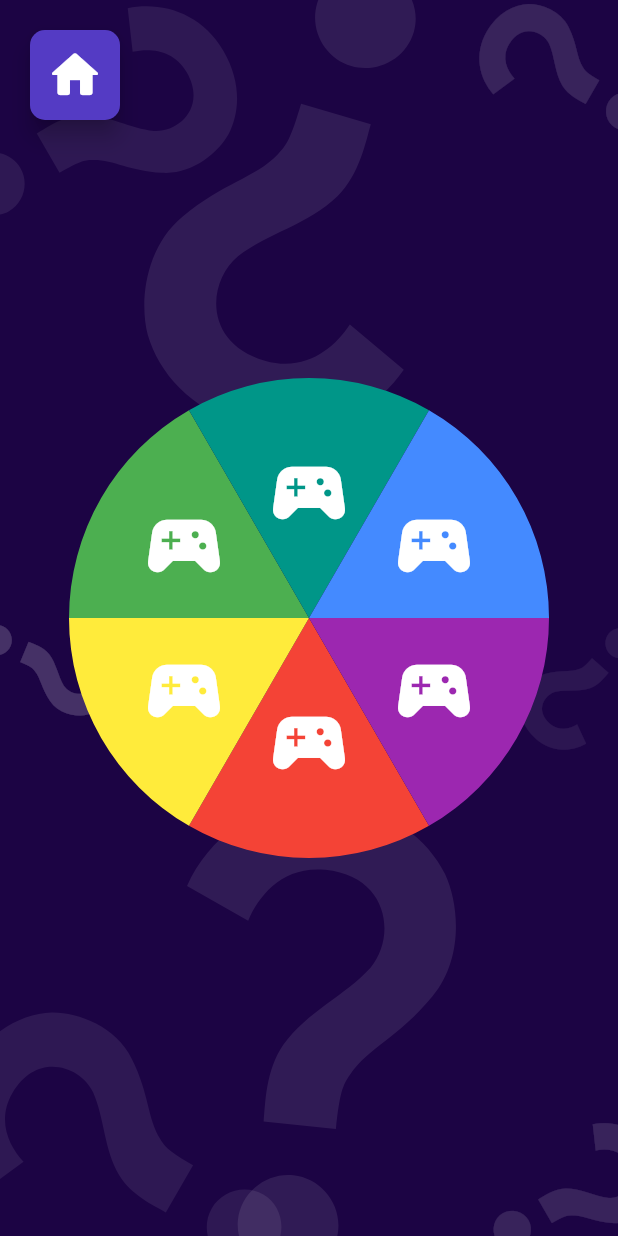
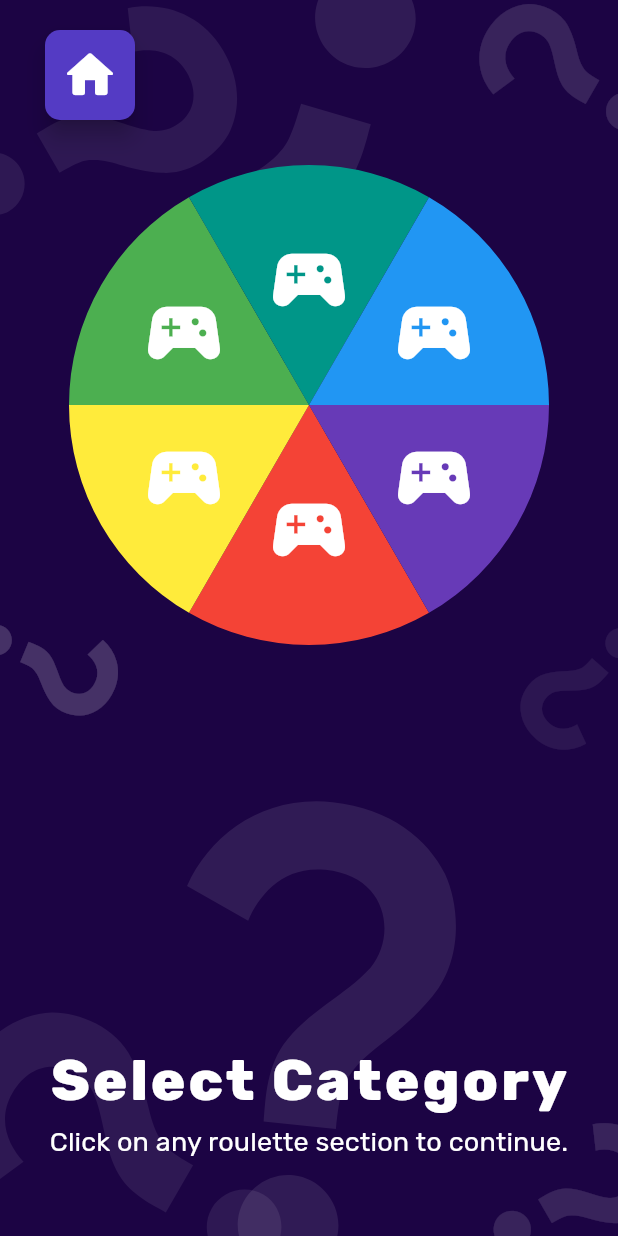
Before and after one commit to DavidGomezOv/trivia_app, a Flutter app: the CategoryPage screen opened by its route, on a phone screen of 412 x 824 dp. Run offline on Flutter 3.47's test engine with Material 3 defaults, Android fonts, the phone set to English and light mode, and no system bars; our stand-ins replace flutter_bloc, freezed_annotation, go_router; generated files the repository leaves out were written again.

Commit message:
Logic improvement for category selection page

```diff
--- a/lib/app.dart
+++ b/lib/app.dart
@@ -50,10 +50,10 @@ class App extends StatelessWidget {
                   fontVariations: [const FontVariation('wght', 700)],
                   fontSize: 24,
                 ),
-            titleMedium: Theme.of(context).textTheme.titleMedium!.copyWith(
+            titleSmall: Theme.of(context).textTheme.titleSmall!.copyWith(
                   fontFamily: 'Rubik',
                   color: Colors.white,
-                  fontVariations: [const FontVariation('wght', 700)],
+                  fontVariations: [const FontVariation('wght', 400)],
                   fontSize: 18,
                 ),
           ),
--- /dev/null
+++ b/lib/domain/models/category_ui_model.dart
@@ -0,0 +1,21 @@
+import 'package:flutter/material.dart';
+
+class CategoryUiModel {
+  final String title;
+  final String description;
+  final double angle;
+  final Color color;
+  bool hovered;
+  final Widget mobileIcon;
+  final Widget webIcon;
+
+  CategoryUiModel({
+    required this.title,
+    required this.description,
+    required this.angle,
+    required this.color,
+    required this.hovered,
+    required this.mobileIcon,
+    required this.webIcon,
+  });
+}
--- a/lib/presentation/pages/category/category_page.dart
+++ b/lib/presentation/pages/category/category_page.dart
@@ -1,186 +1,35 @@
-import 'dart:math';
-
 import 'package:flutter/material.dart';
+import 'package:flutter_bloc/flutter_bloc.dart';
 import 'package:go_router/go_router.dart';
 import 'package:trivia_app/extensions.dart';
+import 'package:trivia_app/presentation/pages/category/cubit/category_cubit.dart';
+import 'package:trivia_app/presentation/pages/category/widgets/category_button.dart';
 import 'package:trivia_app/presentation/widgets/app_background_widget.dart';
 import 'package:trivia_app/routes/app_router.dart';
 import 'package:trivia_app/theme/button_styles.dart';
+import 'package:trivia_app/theme/custom_colors.dart';
 
-class CategoryPage extends StatefulWidget {
+class CategoryPage extends StatelessWidget {
   const CategoryPage({super.key});
 
   @override
-  State<CategoryPage> createState() => _CategoryPageState();
-}
-
-class _CategoryPageState extends State<CategoryPage> {
-  static const List<double> buttonAngles = [3, 1.5, 1, -1.5, -3, -.5];
-
-  static const List<Color> colors = [
-    Colors.red,
-    Colors.yellow,
-    Colors.green,
-    Colors.teal,
-    Colors.blueAccent,
-    Colors.purple,
-  ];
-
-  static const List<Widget> webButtonIcons = [
-    Positioned(
-        bottom: (450 / 3) - 100,
-        child: MouseRegion(
-          opaque: false,
-          child: Icon(
-            Icons.sports_esports_rounded,
-            size: 80,
-            color: Colors.white,
-          ),
-        )),
-    Positioned(
-        bottom: (450 / 3) - 40,
-        left: (450 / 3) - 100,
-        child: MouseRegion(
-          opaque: false,
-          child: Icon(
-            Icons.sports_esports_rounded,
-            size: 80,
-            color: Colors.white,
-          ),
-        )),
-    Positioned(
-        top: (450 / 3) - 40,
-        left: (450 / 3) - 100,
-        child: MouseRegion(
-          opaque: false,
-          child: Icon(
-            Icons.sports_esports_rounded,
-            size: 80,
-            color: Colors.white,
-          ),
-        )),
-    Positioned(
-        top: (450 / 3) - 100,
-        child: MouseRegion(
-          opaque: false,
-          child: Icon(
-            Icons.sports_esports_rounded,
-            size: 80,
-            color: Colors.white,
-          ),
-        )),
-    Positioned(
-        top: (450 / 3) - 40,
-        right: (450 / 3) - 100,
-        child: MouseRegion(
-          opaque: false,
-          child: Icon(
-            Icons.sports_esports_rounded,
-            size: 80,
-            color: Colors.white,
-          ),
-        )),
-    Positioned(
-        bottom: (450 / 3) - 40,
-        right: (450 / 3) - 100,
-        child: MouseRegion(
-          opaque: false,
-          child: Icon(
-            Icons.sports_esports_rounded,
-            size: 80,
-            color: Colors.white,
-          ),
-        )),
-  ];
-
-  static const List<Widget> mobileButtonIcons = [
-    Positioned(
-        bottom: (320 / 3) - 60,
-        child: MouseRegion(
-          opaque: false,
-          child: Icon(
-            Icons.sports_esports_rounded,
-            size: 60,
-            color: Colors.white,
-          ),
-        )),
-    Positioned(
-        bottom: (320 / 3) - 25,
-        left: (320 / 3) - 60,
-        child: MouseRegion(
-          opaque: false,
-          child: Icon(
-            Icons.sports_esports_rounded,
-            size: 60,
-            color: Colors.white,
-          ),
-        )),
-    Positioned(
-        top: (320 / 3) - 25,
-        left: (320 / 3) - 60,
-        child: MouseRegion(
-          opaque: false,
-          child: Icon(
-            Icons.sports_esports_rounded,
-            size: 60,
-            color: Colors.white,
-          ),
-        )),
-    Positioned(
-        top: (320 / 3) - 60,
-        child: MouseRegion(
-          opaque: false,
-          child: Icon(
-            Icons.sports_esports_rounded,
-            size: 60,
-            color: Colors.white,
-          ),
-        )),
-    Positioned(
-        top: (320 / 3) - 25,
-        right: (320 / 3) - 60,
-        child: MouseRegion(
-          opaque: false,
-          child: Icon(
-            Icons.sports_esports_rounded,
-            size: 60,
-            color: Colors.white,
-          ),
-        )),
-    Positioned(
-        bottom: (320 / 3) - 25,
-        right: (320 / 3) - 60,
-        child: MouseRegion(
-          opaque: false,
-          child: Icon(
-            Icons.sports_esports_rounded,
-            size: 60,
-            color: Colors.white,
-          ),
-        )),
-  ];
-
-  List<bool> hovered = [
-    false,
-    false,
-    false,
-    false,
-    false,
-    false,
-  ];
-
-  @override
   Widget build(BuildContext context) {
-    return Scaffold(
+    return BlocProvider(
+      create: (context) => CategoryCubit(),
+      child: Scaffold(
         body: AppBackgroundWidget(
-        child: Stack(
+          child: SizedBox(
+            height: double.infinity,
+            width: double.infinity,
+            child: Column(
+              mainAxisSize: MainAxisSize.min,
               children: [
-            Positioned(
-              top: 20,
-              left: 20,
-              child: SizedBox(
+                Align(
+                  alignment: Alignment.topLeft,
+                  child: Container(
                     width: 60,
                     height: 60,
+                    margin: EdgeInsets.only(top: 20, left: 30, bottom: context.isMobile() ? 30 : 0),
                     child: ElevatedButton(
                       style: ButtonStyles.primaryButton(context)
                           .copyWith(padding: const WidgetStatePropertyAll(EdgeInsets.zero)),
@@ -189,85 +38,68 @@ class _CategoryPageState extends State<CategoryPage> {
                     ),
                   ),
                 ),
-            Center(
-              child: Stack(
+                Expanded(
+                  child: BlocBuilder<CategoryCubit, CategoryState>(
+                    buildWhen: (previous, current) =>
+                        previous.hoveredCategory != current.hoveredCategory ||
+                        previous.selectedCategory != current.selectedCategory,
+                    builder: (context, state) {
+                      return Column(
+                        mainAxisSize: MainAxisSize.min,
+                        children: [
+                          Stack(
                             alignment: Alignment.center,
                             children: [
                               ...List.generate(
                                 6,
-                    (index) {
-                      return AnimatedContainer(
-                        duration: const Duration(milliseconds: 200),
-                        width: context.isMobile() ? 320 : 450,
-                        height: context.isMobile() ? 320 : 450,
-                        child: AnimatedScale(
-                          duration: const Duration(milliseconds: 200),
-                          scale: hovered[index] ? 1.2 : 1,
-                          child: ClipPath(
-                            clipper: FirstButtonClipper(angle: buttonAngles[index]),
-                            child: Stack(
-                              alignment: Alignment.center,
-                              children: [
-                                MouseRegion(
-                                  onEnter: (event) {
-                                    setState(() {
-                                      hovered[index] = true;
-                                    });
-                                  },
-                                  onExit: (event) {
-                                    setState(() {
-                                      hovered[index] = false;
-                                    });
-                                  },
-                                  cursor: SystemMouseCursors.click,
-                                  child: GestureDetector(
-                                    onTap: () => print('BUTTON ${colors[index]}'),
-                                    child: Container(color: colors[index]),
+                                (index) => CategoryButton(
+                                  category: state.categories[index],
+                                  hovered: state.categories[index] == state.hoveredCategory,
+                                  selected: state.categories[index] == state.selectedCategory,
                                 ),
                               ),
-                                context.isMobile()
-                                    ? mobileButtonIcons[index]
-                                    : webButtonIcons[index],
                             ],
                           ),
+                          const Spacer(),
+                          Text(
+                            state.selectedCategory?.title ?? 'Select Category',
+                            style: Theme.of(context).textTheme.displaySmall!.copyWith(
+                                  color: state.selectedCategory == null
+                                      ? Colors.white
+                                      : CustomColors.greenText,
+                                  fontSize: state.selectedCategory == null ? 38 : 46,
                                 ),
                           ),
+                          const SizedBox(height: 5),
+                          Text(
+                            state.selectedCategory?.description ??
+                                'Click on any roulette section to continue.',
+                            style: Theme.of(context).textTheme.titleSmall,
+                            textAlign: TextAlign.center,
+                          ),
+                          const SizedBox(height: 20),
+                          if (state.selectedCategory != null)
+                            ElevatedButton(
+                              style: ButtonStyles.primaryButton(context),
+                              onPressed: state.selectedCategory != null
+                                  ? () => context.goNamed(AppRouter.categoryRouteData.name)
+                                  : null,
+                              child: Text(
+                                'Select',
+                                style: Theme.of(context).textTheme.headlineSmall,
+                              ),
+                            ),
+                          const SizedBox(height: 30),
+                        ],
                       );
                     },
-                  ),
-                ],
                   ),
                 ),
               ],
             ),
           ),
+        ),
+      ),
     );
   }
 }
-
-class FirstButtonClipper extends CustomClipper<Path> {
-  FirstButtonClipper({super.reclip, required this.angle});
-
-  final double angle;
-
-  @override
-  Path getClip(Size size) {
-    const double sweepAngle = pi / 3;
-    double startAngle = pi / angle;
-
-    Path path = Path()
-      ..lineTo(size.width / 2, size.height / 2)
-      ..arcTo(
-        Rect.fromLTWH(0, 0, size.width, size.height),
-        startAngle,
-        sweepAngle,
-        true,
-      )
-      ..lineTo(size.width / 2, size.height / 2);
-
-    return path;
-  }
-
-  @override
-  bool shouldReclip(covariant CustomClipper<Path> oldClipper) => false;
-}
--- /dev/null
+++ b/lib/presentation/pages/category/cubit/category_cubit.dart
@@ -0,0 +1,164 @@
+import 'package:flutter/material.dart';
+import 'package:flutter_bloc/flutter_bloc.dart';
+import 'package:freezed_annotation/freezed_annotation.dart';
+import 'package:trivia_app/domain/models/category_ui_model.dart';
+
+part 'category_state.dart';
+
+part 'category_cubit.freezed.dart';
+
+class CategoryCubit extends Cubit<CategoryState> {
+  CategoryCubit()
+      : super(
+          CategoryState(
+            categories: [
+              CategoryUiModel(
+                title: 'Sports',
+                description: 'This is a small description of the selected category',
+                angle: 3,
+                color: Colors.red,
+                hovered: false,
+                mobileIcon: const Positioned(
+                  bottom: (320 / 3) - 60,
+                  child: MouseRegion(
+                    opaque: false,
+                    child: Icon(Icons.sports_esports_rounded, size: 60, color: Colors.white),
+                  ),
+                ),
+                webIcon: const Positioned(
+                  bottom: (450 / 3) - 100,
+                  child: MouseRegion(
+                    opaque: false,
+                    child: Icon(Icons.sports_esports_rounded, size: 80, color: Colors.white),
+                  ),
+                ),
+              ),
+              CategoryUiModel(
+                title: 'Art',
+                description: 'This is a small description of the selected category',
+                angle: 1.5,
+                color: Colors.yellow,
+                hovered: false,
+                mobileIcon: const Positioned(
+                  bottom: (320 / 3) - 25,
+                  left: (320 / 3) - 60,
+                  child: MouseRegion(
+                    opaque: false,
+                    child: Icon(Icons.sports_esports_rounded, size: 60, color: Colors.white),
+                  ),
+                ),
+                webIcon: const Positioned(
+                  bottom: (450 / 3) - 40,
+                  left: (450 / 3) - 100,
+                  child: MouseRegion(
+                    opaque: false,
+                    child: Icon(Icons.sports_esports_rounded, size: 80, color: Colors.white),
+                  ),
+                ),
+              ),
+              CategoryUiModel(
+                title: 'Animals',
+                description: 'This is a small description of the selected category',
+                angle: 1,
+                color: Colors.green,
+                hovered: false,
+                mobileIcon: const Positioned(
+                  top: (320 / 3) - 25,
+                  left: (320 / 3) - 60,
+                  child: MouseRegion(
+                    opaque: false,
+                    child: Icon(Icons.sports_esports_rounded, size: 60, color: Colors.white),
+                  ),
+                ),
+                webIcon: const Positioned(
+                  top: (450 / 3) - 40,
+                  left: (450 / 3) - 100,
+                  child: MouseRegion(
+                    opaque: false,
+                    child: Icon(Icons.sports_esports_rounded, size: 80, color: Colors.white),
+                  ),
+                ),
+              ),
+              CategoryUiModel(
+                title: 'History',
+                description: 'This is a small description of the selected category',
+                angle: -1.5,
+                color: Colors.teal,
+                hovered: false,
+                mobileIcon: const Positioned(
+                  top: (320 / 3) - 60,
+                  child: MouseRegion(
+                    opaque: false,
+                    child: Icon(Icons.sports_esports_rounded, size: 60, color: Colors.white),
+                  ),
+                ),
+                webIcon: const Positioned(
+                  top: (450 / 3) - 100,
+                  child: MouseRegion(
+                    opaque: false,
+                    child: Icon(Icons.sports_esports_rounded, size: 80, color: Colors.white),
+                  ),
+                ),
+              ),
+              CategoryUiModel(
+                title: 'Geography',
+                description: 'This is a small description of the selected category',
+                angle: -3,
+                color: Colors.blue,
+                hovered: false,
+                mobileIcon: const Positioned(
+                  top: (320 / 3) - 25,
+                  right: (320 / 3) - 60,
+                  child: MouseRegion(
+                    opaque: false,
+                    child: Icon(Icons.sports_esports_rounded, size: 60, color: Colors.white),
+                  ),
+                ),
+                webIcon: const Positioned(
+                  top: (450 / 3) - 40,
+                  right: (450 / 3) - 100,
+                  child: MouseRegion(
+                    opaque: false,
+                    child: Icon(Icons.sports_esports_rounded, size: 80, color: Colors.white),
+                  ),
+                ),
+              ),
+              CategoryUiModel(
+                title: 'Mythology',
+                description: 'This is a small description of the selected category',
+                angle: -.5,
+                color: Colors.deepPurple,
+                hovered: false,
+                mobileIcon: const Positioned(
+                  bottom: (320 / 3) - 25,
+                  right: (320 / 3) - 60,
+                  child: MouseRegion(
+                    opaque: false,
+                    child: Icon(Icons.sports_esports_rounded, size: 60, color: Colors.white),
+                  ),
+                ),
+                webIcon: const Positioned(
+                  bottom: (450 / 3) - 40,
+                  right: (450 / 3) - 100,
+                  child: MouseRegion(
+                    opaque: false,
+                    child: Icon(Icons.sports_esports_rounded, size: 80, color: Colors.white),
+                  ),
+                ),
+              ),
+            ],
+          ),
+        );
+
+  void updateCategoryHovered({required CategoryUiModel categoryHovered, bool hovered = true}) {
+    for (var element in state.categories) {
+      if (element.title == categoryHovered.title) {
+        emit(state.copyWith(hoveredCategory: hovered ? element : null));
+      }
+    }
+  }
+
+  void updateSelectedCategory({required CategoryUiModel selectedCategory}) {
+    emit(state.copyWith(selectedCategory: selectedCategory));
+  }
+}
--- /dev/null
+++ b/lib/presentation/pages/category/cubit/category_state.dart
@@ -0,0 +1,10 @@
+part of 'category_cubit.dart';
+
+@freezed
+class CategoryState with _$CategoryState {
+  const factory CategoryState({
+    required List<CategoryUiModel> categories,
+    CategoryUiModel? hoveredCategory,
+    CategoryUiModel? selectedCategory,
+  }) = _CategoryState;
+}
--- /dev/null
+++ b/lib/presentation/pages/category/widgets/category_button.dart
@@ -0,0 +1,89 @@
+import 'dart:math';
+
+import 'package:flutter/material.dart';
+import 'package:flutter_bloc/flutter_bloc.dart';
+import 'package:trivia_app/domain/models/category_ui_model.dart';
+import 'package:trivia_app/extensions.dart';
+import 'package:trivia_app/presentation/pages/category/cubit/category_cubit.dart';
+
+class CategoryButton extends StatelessWidget {
+  const CategoryButton({
+    super.key,
+    required this.category,
+    required this.hovered,
+    required this.selected,
+  });
+
+  final CategoryUiModel category;
+  final bool hovered;
+  final bool selected;
+
+  @override
+  Widget build(BuildContext context) {
+    return AnimatedContainer(
+      duration: const Duration(milliseconds: 200),
+      width: context.isMobile() ? 320 : 450,
+      height: context.isMobile() ? 320 : 450,
+      child: AnimatedScale(
+        duration: const Duration(milliseconds: 150),
+        scale: hovered || selected ? 1.12 : 1,
+        child: ClipPath(
+          clipper: _ButtonClipper(angle: category.angle),
+          child: Stack(
+            alignment: Alignment.center,
+            children: [
+              MouseRegion(
+                onEnter: (event) {
+                  context.read<CategoryCubit>().updateCategoryHovered(
+                        categoryHovered: category,
+                      );
+                },
+                onExit: (event) {
+                  context.read<CategoryCubit>().updateCategoryHovered(
+                        categoryHovered: category,
+                        hovered: false,
+                      );
+                },
+                cursor: SystemMouseCursors.click,
+                child: GestureDetector(
+                  onTap: () => context.read<CategoryCubit>().updateSelectedCategory(
+                        selectedCategory: category,
+                      ),
+                  child: Container(color: category.color),
+                ),
+              ),
+              context.isMobile() ? category.mobileIcon : category.webIcon,
+            ],
+          ),
+        ),
+      ),
+    );
+  }
+}
+
+class _ButtonClipper extends CustomClipper<Path> {
+  _ButtonClipper({required this.angle});
+
+  final double angle;
+
+  @override
+  Path getClip(Size size) {
+    const double sweepAngle = pi / 3;
+    double startAngle = pi / angle;
+
+    Path path = Path()
+      ..lineTo(size.width / 2, size.height / 2)
+      ..arcTo(
+        Rect.fromLTWH(0, 0, size.width, size.height),
+        startAngle,
+        sweepAngle,
+        true,
+      )
+      ..lineTo(size.width / 2, size.height / 2);
+
+    return path;
+  }
+
+  @override
+  bool shouldReclip(covariant CustomClipper<Path> oldClipper) => false;
+}
--- a/lib/presentation/pages/category/widgets/category_button_widget.dart
+++ /dev/null
@@ -1,63 +0,0 @@
-import 'package:flutter/material.dart';
-import 'package:flutter_svg/flutter_svg.dart';
-import 'package:trivia_app/theme/button_styles.dart';
-
-class CategoryButtonWidget extends StatelessWidget {
-  const CategoryButtonWidget({
-    super.key,
-    required this.iconName,
-    required this.buttonLabel,
-    required this.onPressed,
-  });
-
-  final String iconName;
-  final String buttonLabel;
-  final VoidCallback onPressed;
-
-  @override
-  Widget build(BuildContext context) {
-    return Stack(
-      alignment: Alignment.bottomCenter,
-      children: [
-        ShaderMask(
-          shaderCallback: (rect) {
-            return LinearGradient(
-              begin: Alignment.topCenter,
-              end: Alignment.bottomCenter,
-              stops: const [0, .7, 1],
-              colors: [
-                Colors.transparent,
-                Colors.black.withOpacity(.4),
-                Colors.black.withOpacity(.7)
-              ],
-            ).createShader(
-              Rect.fromLTRB(0, 0, rect.width, rect.height),
-            );
-          },
-          blendMode: BlendMode.srcATop,
-          child: ElevatedButton(
-            style: ButtonStyles.categoryButton(context),
-            onPressed: onPressed,
-            child: Center(
-              child: SvgPicture.asset(
-                'icons/$iconName.svg',
-                height: 120,
-              ),
-            ),
-          ),
-        ),
-        Padding(
-          padding: const EdgeInsets.all(10),
-          child: Positioned(
-            bottom: 10,
-            child: Text(
-              buttonLabel,
-              style: Theme.of(context).textTheme.titleMedium!.copyWith(height: 1),
-              textAlign: TextAlign.center,
-            ),
-          ),
-        ),
-      ],
-    );
-  }
-}
--- a/lib/presentation/widgets/app_background_widget.dart
+++ b/lib/presentation/widgets/app_background_widget.dart
@@ -10,6 +10,8 @@ class AppBackgroundWidget extends StatelessWidget {
   @override
   Widget build(BuildContext context) {
     return Container(
+      width: double.infinity,
+      height: double.infinity,
       color: Theme.of(context).colorScheme.surface,
       child: Stack(
         children: [
--- a/lib/presentation/widgets/hover_button_animation_widget.dart
+++ /dev/null
@@ -1,32 +0,0 @@
-import 'package:flutter/material.dart';
-
-class HoverButtonAnimationWidget extends StatefulWidget {
-  const HoverButtonAnimationWidget({super.key, required this.child});
-
-  final Widget child;
-
-  @override
-  State<HoverButtonAnimationWidget> createState() => _HoverButtonAnimationWidgetState();
-}
-
-class _HoverButtonAnimationWidgetState extends State<HoverButtonAnimationWidget> {
-  final hoveredTransform = Matrix4.identity()..translate(0, -4);
-  bool isHovered = false;
-
-  @override
-  Widget build(BuildContext context) {
-    return MouseRegion(
-      onEnter: (event) => onEntered(true),
-      onExit: (event) => onEntered(false),
-      child: AnimatedContainer(
-        duration: const Duration(milliseconds: 200),
-        transform: isHovered ? hoveredTransform : Matrix4.identity(),
-        child: widget.child,
-      ),
-    );
-  }
-
-  void onEntered(bool isHovered) => setState(() {
-        this.isHovered = isHovered;
-      });
-}
--- a/lib/theme/button_styles.dart
+++ b/lib/theme/button_styles.dart
@@ -13,6 +13,9 @@ class ButtonStyles {
         (states) {
           if (states.contains(WidgetState.hovered)) {
             return CustomColors.primaryHovered;
+          }
+          if (states.contains(WidgetState.disabled)) {
+            return CustomColors.tertiary;
           }
           return Theme.of(context).primaryColor;
         },
```
Lines whose indentation alone changed are shown as unchanged.
